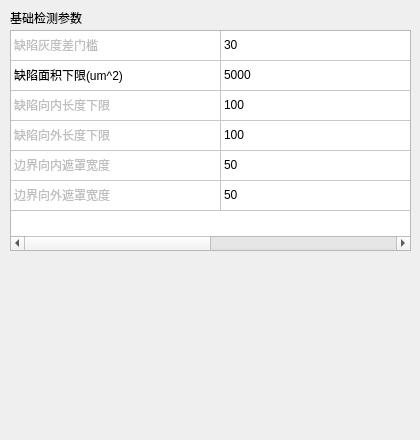
Qt form VisionDetect/InspContourWidget.ui (chuandongxu/AOI) before a commit.
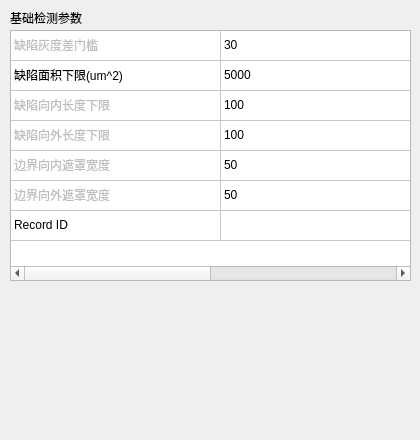
The same form after that commit. Custom widgets are drawn as their Qt base class.

Patch:
```diff
--- a/VisionDetect/InspContourWidget.ui
+++ b/VisionDetect/InspContourWidget.ui
@@ -19,11 +19,11 @@
      <x>10</x>
      <y>30</y>
      <width>401</width>
-     <height>221</height>
+     <height>251</height>
     </rect>
    </property>
    <property name="rowCount">
-    <number>6</number>
+    <number>7</number>
    </property>
    <property name="columnCount">
     <number>2</number>
@@ -46,6 +46,7 @@
    <row/>
    <row/>
    <row/>
+   <row/>
    <column/>
    <column/>
    <item row="0" column="0">
@@ -126,6 +127,11 @@
      <string>50</string>
     </property>
    </item>
+   <item row="6" column="0">
+    <property name="text">
+     <string>Record ID</string>
+    </property>
+   </item>
   </widget>
   <widget class="QLabel" name="labelBasicParameter">
    <property name="geometry">
```
